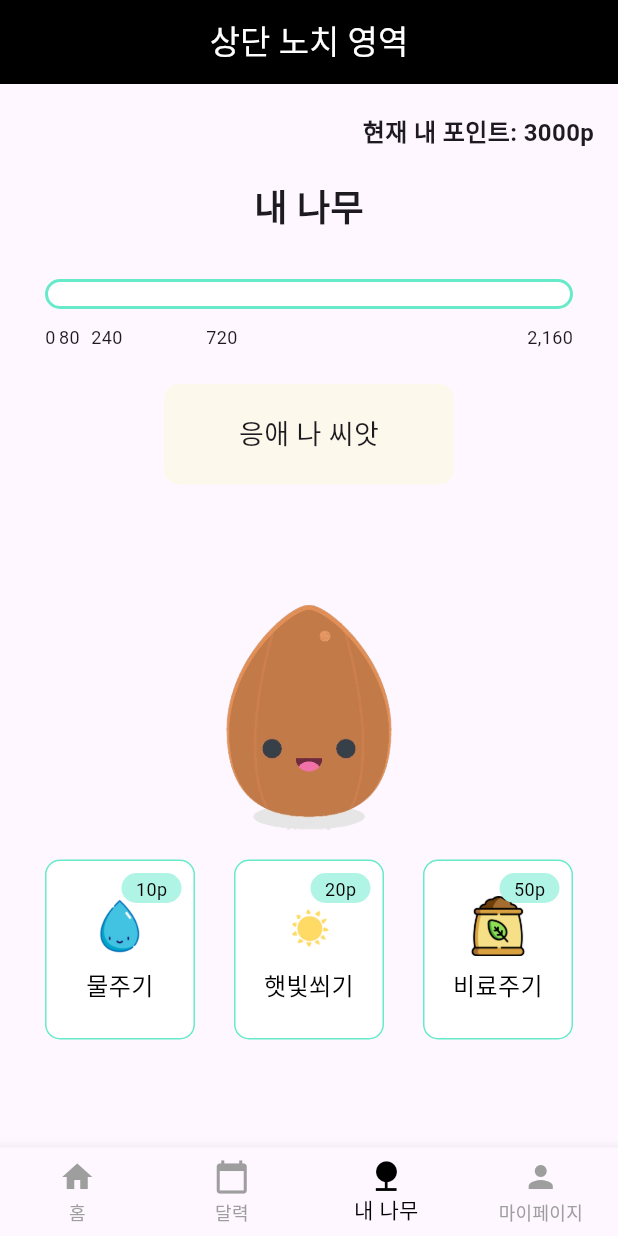
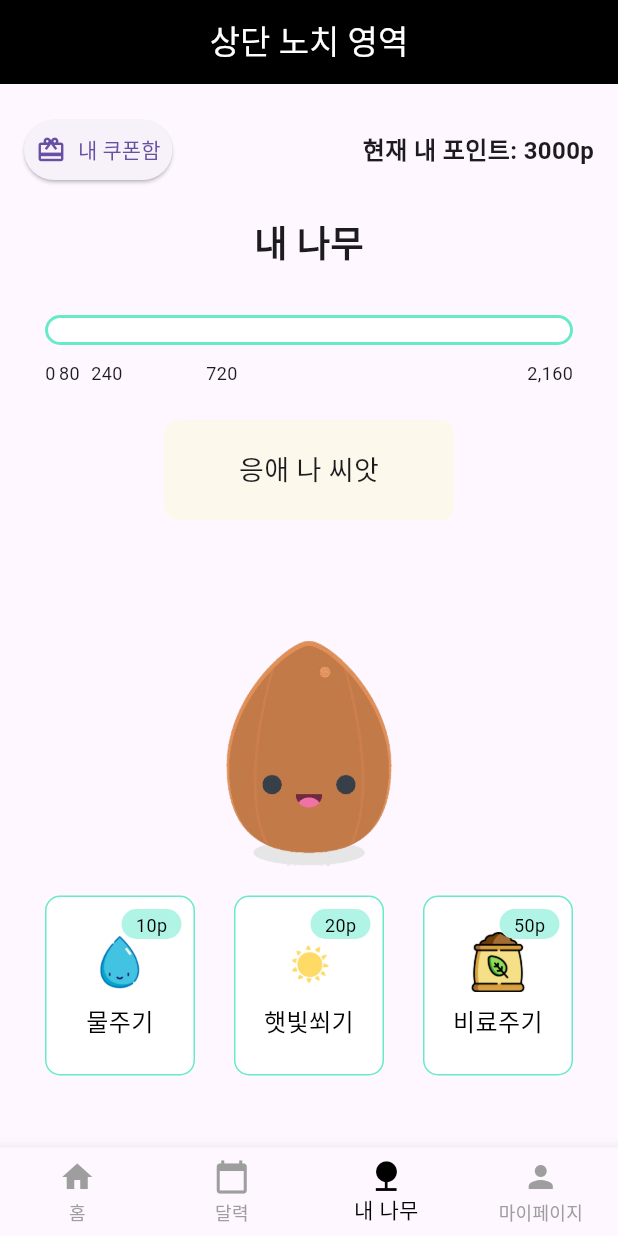
Before and after one commit to choimings/growing_tree, a Flutter app: the screen it shows after launch, on a phone screen of 412 x 824 dp. Run offline on Flutter 3.47's test engine with Material 3 defaults, Android fonts, the phone set to English and light mode, and no system bars.

Commit message:
coupon box

```diff
--- a/lib/tree_page.dart
+++ b/lib/tree_page.dart
@@ -15,6 +15,7 @@ class _TreePageState extends State<TreePage> {
   final List<int> levelPoints = [80, 240, 720, 2160]; // 레벨업 기준점
   int currentLevel = 0; // 현재 레벨 (0: 씨앗, 1: 새싹, 2: 나뭇가지, 3: 나무, 4: 꽃)
   String selectedCoupon = "플라스틱 방앗간 제품 교환권"; // 기본 선택 값
+  List<String> myCoupons = []; // 쿠폰 목록 저장
 
   // 레벨업 모달 표시
   void showLevelUpModal() {
@@ -153,13 +154,39 @@ class _TreePageState extends State<TreePage> {
     }
   }
 
+  // "내 쿠폰함" 모달
+  void showMyCouponsModal() {
+    showDialog(
+      context: context,
+      builder: (BuildContext context) {
+        return AlertDialog(
+          title: Text("내 쿠폰함"),
+          content: myCoupons.isEmpty
+              ? Text("저장된 쿠폰이 없습니다.")
+              : Column(
+            mainAxisSize: MainAxisSize.min,
+            children: myCoupons.map((coupon) => Text("- $coupon")).toList(),
+          ),
+          actions: [
+            TextButton(
+              onPressed: () {
+                Navigator.pop(context); // 모달 닫기
+              },
+              child: Text("닫기"),
+            ),
+          ],
+        );
+      },
+    );
+  }
+
   // 2160점 채웠을 때 보여주는 완료 모달
   void showCompletionModal() {
     showDialog(
       context: context,
       barrierDismissible: false, // 모달 외부 클릭 시 닫히지 않음
       builder: (BuildContext context) {
-        return StatefulBuilder( // StatefulBuilder를 사용하여 상태 관리
+        return StatefulBuilder(
           builder: (context, setState) {
             return AlertDialog(
               title: Row(
@@ -218,8 +245,11 @@ class _TreePageState extends State<TreePage> {
                 ),
                 ElevatedButton(
                   onPressed: () {
+                    setState(() {
+                      myCoupons.add(selectedCoupon); // 선택한 쿠폰 저장
+                    });
                     Navigator.pop(context); // 모달 닫기
-                    print("선택된 쿠폰: $selectedCoupon"); // 선택된 쿠폰 처리
+                    print("선택된 쿠폰: $selectedCoupon"); // 디버깅 로그
                   },
                   child: Text("확인"),
                 ),
@@ -230,6 +260,7 @@ class _TreePageState extends State<TreePage> {
       },
     );
   }
+
 
 
 
@@ -276,14 +307,28 @@ class _TreePageState extends State<TreePage> {
           SizedBox(height: 20),
           Padding(
             padding: const EdgeInsets.symmetric(horizontal: 16.0),
-            child: Align(
-              alignment: Alignment.centerRight,
-              child: Text(
-                '현재 내 포인트: ${points}p',
-                style: TextStyle(fontSize: 16, fontWeight: FontWeight.bold),
-              ),
+            child: Row(
+              mainAxisAlignment: MainAxisAlignment.spaceBetween, // 좌우 배치
+              children: [
+                // 내 쿠폰함 버튼
+                ElevatedButton.icon(
+                  onPressed: showMyCouponsModal, // "내 쿠폰함" 클릭 시 모달 열기
+                  icon: Icon(Icons.card_giftcard, size: 20),
+                  label: Text("내 쿠폰함", style: TextStyle(fontSize: 14)),
+                  style: ElevatedButton.styleFrom(
+                    padding: EdgeInsets.symmetric(horizontal: 8, vertical: 4),
+                    textStyle: TextStyle(fontSize: 12),
+                  ),
+                ),
+                // 현재 내 포인트 텍스트
+                Text(
+                  '현재 내 포인트: ${points}p',
+                  style: TextStyle(fontSize: 16, fontWeight: FontWeight.bold),
+                ),
+              ],
             ),
           ),
+
           SizedBox(height: 20),
           Text(
             '내 나무',
```
